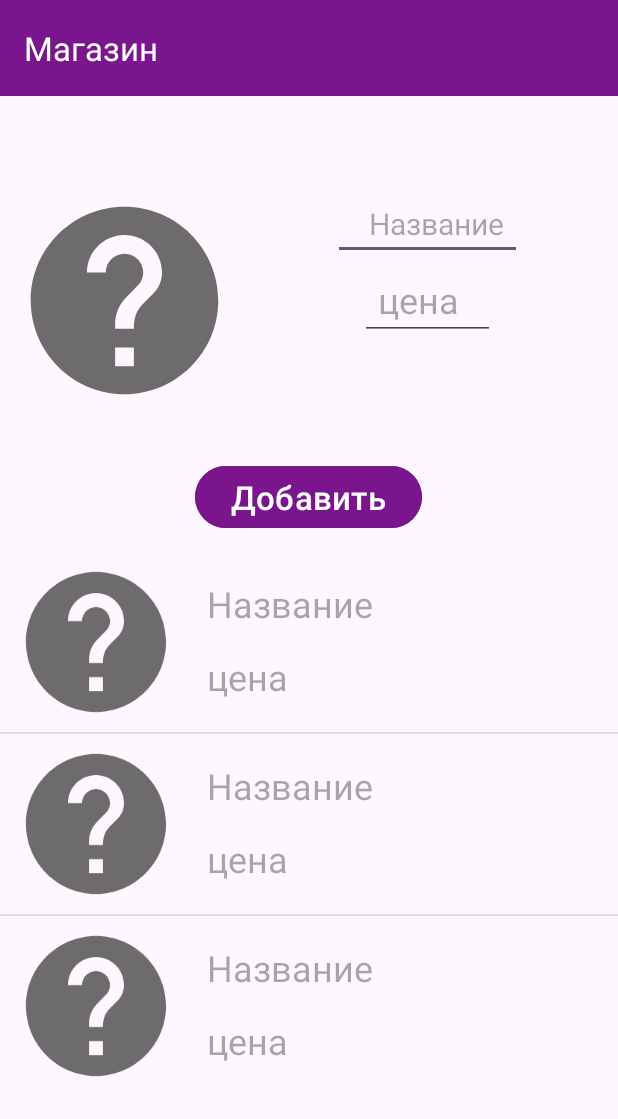
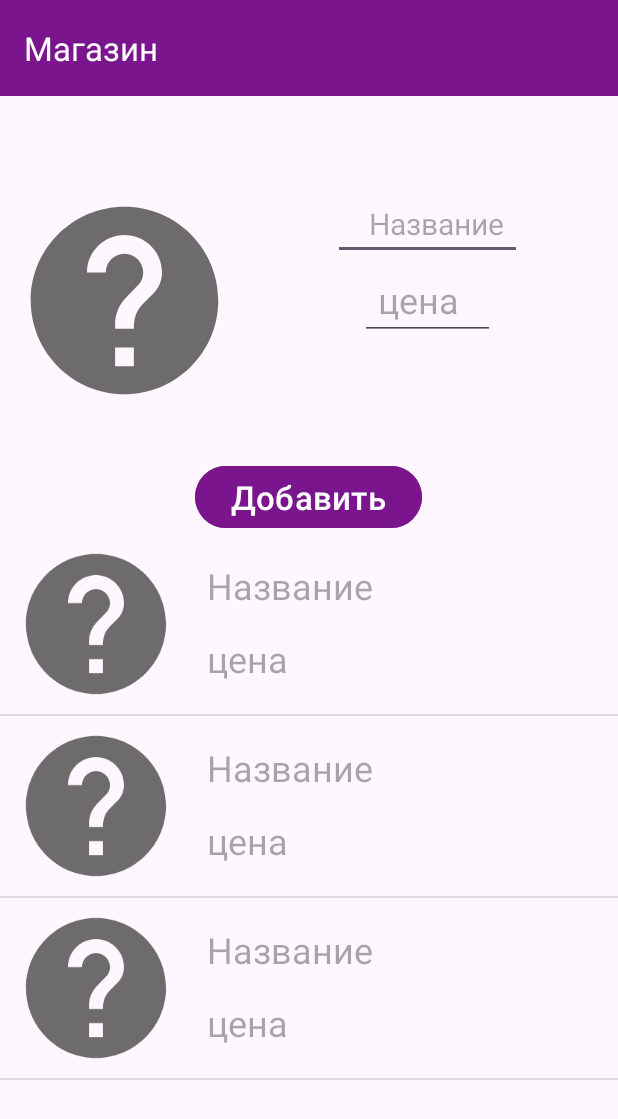
Before and after one commit to Hellion2008/Android_ShopListProduct, an Android app: the layout activity_shop_list_product.xml on its own in the app's theme, with its tools: preview values and no code run, on a phone screen of 412 x 824 dp. Shown: the top 1119 px of the screen. Run offline under Robolectric (Android 15) with nearby library versions, the phone set to English and light mode, and no system bars.

Commit message:
фÐapp added

```diff
--- a/app/build.gradle.kts
+++ b/app/build.gradle.kts
@@ -42,6 +42,7 @@ dependencies {
     implementation(libs.material)
     implementation(libs.androidx.activity)
     implementation(libs.androidx.constraintlayout)
+    implementation("de.hdodenhof:circleimageview:3.1.0")
     testImplementation(libs.junit)
     androidTestImplementation(libs.androidx.junit)
     androidTestImplementation(libs.androidx.espresso.core)
--- a/app/src/main/java/ru/urban/android_shoplistproduct/Product.kt
+++ b/app/src/main/java/ru/urban/android_shoplistproduct/Product.kt
@@ -2,6 +2,6 @@ package ru.urban.android_shoplistproduct
 
 import android.graphics.Bitmap
 
-class Product(val name: String, val price: String, val image: Bitmap?) {
+class Product(val name: String, val price: String, var image: Bitmap?) {
 
 }
--- a/app/src/main/res/layout/activity_shop_list_product.xml
+++ b/app/src/main/res/layout/activity_shop_list_product.xml
@@ -79,9 +79,9 @@
     <ListView
         android:id="@+id/listViewLV"
         android:layout_width="match_parent"
-        android:layout_height="wrap_content"
-        android:layout_marginTop="12dp"
+        android:layout_height="0dp"
         app:layout_constraintTop_toBottomOf="@+id/saveBTN"
+        app:layout_constraintBottom_toBottomOf="parent"
         tools:listitem="@layout/list_item" />
 
 
--- a/app/src/main/res/layout/list_item.xml
+++ b/app/src/main/res/layout/list_item.xml
@@ -5,7 +5,7 @@
 
     <LinearLayout
         android:layout_width="match_parent"
-        android:layout_height="wrap_content"
+        android:layout_height="120dp"
         android:orientation="horizontal">
 
         <ImageView
```
Also changed, not shown: app/src/main/java/ru/urban/android_shoplistproduct/ShopListProductActivity.kt (+10 -3 lines), 1 other file.
